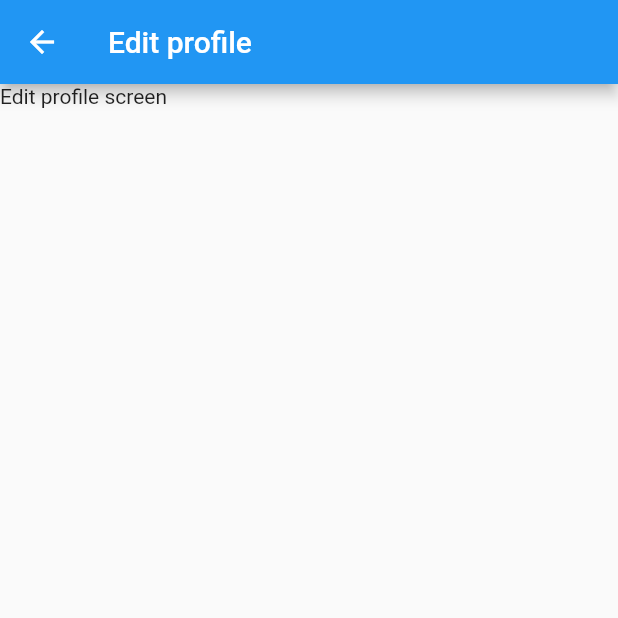
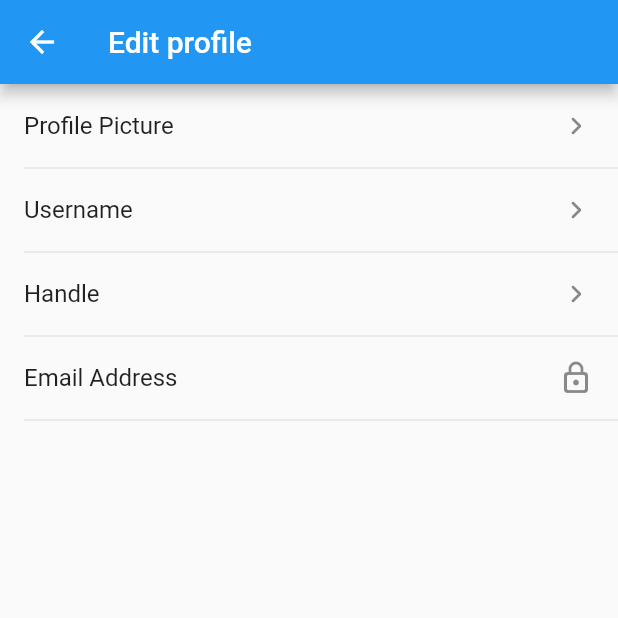
Before and after one commit to prism342/RitterMicroblog, a Flutter app: the MyEditProfileScreen screen opened by its route, on a phone screen of 412 x 824 dp, the top half of it. Run offline on Flutter 3.47's test engine with Material 2 defaults, Android fonts, the phone set to English and light mode, and no system bars; our stand-ins replace cloud_firestore, firebase_auth, firebase_core, firebase_storage, fluttertoast, shared_preferences; accounts and stored records are empty; generated files the repository leaves out were written again.

Commit message:
implement Edit profile screen

```diff
--- /dev/null
+++ b/lib/data_models.dart
@@ -0,0 +1,36 @@
+T? cast<T>(x) => x is T ? x : null;
+
+class UserData extends Object {
+  String? uid;
+  String? username;
+  String? handle;
+  DateTime? joinedDate;
+
+  UserData({this.uid, this.username, this.handle, this.joinedDate});
+
+  factory UserData.fromData(String docID, Map<String, dynamic>? data) {
+    if (data == null) {
+      return UserData();
+    }
+
+    String? username = cast<String>(data["username"]);
+    String? handle = cast<String>(data["handle"]);
+    DateTime? joinedDate = cast<DateTime>(data["joinedDate"]);
+    return UserData(
+        uid: docID, username: username, handle: handle, joinedDate: joinedDate);
+  }
+
+  Map<String, dynamic> toData() {
+    var data = <String, dynamic>{};
+
+    if (username != null) {
+      data["username"] = username;
+    }
+
+    if (handle != null) {
+      data["handle"] = handle;
+    }
+
+    return data;
+  }
+}
--- a/lib/main.dart
+++ b/lib/main.dart
@@ -3,6 +3,7 @@ import 'package:firebase_core/firebase_core.dart';
 import 'package:firebase_auth/firebase_auth.dart';
 import 'package:ritter_microblog/auth_screens/signup_screen.dart';
 import 'package:ritter_microblog/screens/edit_profile_screen.dart';
+import 'package:ritter_microblog/screens/edit_username_screen.dart';
 
 import 'auth_screens/signin_screen.dart';
 import 'auth_screens/verify_email_screen.dart';
--- a/lib/screens/edit_profile_screen.dart
+++ b/lib/screens/edit_profile_screen.dart
@@ -1,4 +1,9 @@
 import 'package:flutter/material.dart';
+import 'package:ritter_microblog/screens/edit_handle_screen.dart';
+import 'package:ritter_microblog/screens/edit_username_screen.dart';
+
+import '../data_models.dart';
+import '../firebase_apis.dart';
 
 class MyEditProfileScreen extends StatefulWidget {
   const MyEditProfileScreen({super.key});
@@ -8,12 +13,101 @@ class MyEditProfileScreen extends StatefulWidget {
 }
 
 class _MyEditProfileScreenState extends State<MyEditProfileScreen> {
+  final selfUserDataStream = getSelfProfileDataStream();
+
+  Widget buildTile(String title, Widget? content, void Function() onTap,
+      {Widget trailing = const Icon(Icons.keyboard_arrow_right_rounded)}) {
+    return Column(
+      children: [
+        ListTile(
+          title: content == null
+              ? Text(title)
+              : Row(
+                  mainAxisAlignment: MainAxisAlignment.spaceBetween,
+                  children: [Text(title), content],
+                ),
+          trailing: trailing,
+          onTap: onTap,
+        ),
+        const Divider(
+          height: 0,
+          indent: 16,
+        )
+      ],
+    );
+  }
+
+  Widget streamViewBuilder(
+      BuildContext context, AsyncSnapshot<UserData> snapshot) {
+    if (snapshot.hasError) {
+      return const Text('Something went wrong');
+    }
+
+    if (snapshot.connectionState == ConnectionState.waiting) {
+      return ListView(
+        children: [
+          buildTile("Profile Picture", null, () {}),
+          buildTile("Username", null, () {}),
+          buildTile("Handle", null, () {}),
+          buildTile("Email Address", null, () {},
+              trailing: const Icon(Icons.lock_outline_rounded)),
+        ],
+      );
+    }
+
+    return ListView(
+      children: [
+        buildTile("Profile Picture", null, () {}),
+        buildTile(
+            "Username",
+            Text(
+              snapshot.data!.username ?? "",
+              style:
+                  TextStyle(color: Theme.of(context).textTheme.caption?.color),
+            ), () {
+          Navigator.push(
+            context,
+            MaterialPageRoute<void>(
+              builder: (BuildContext context) => MyEditUsernameScreen(
+                  defaultUsername: snapshot.data!.username ?? ""),
+            ),
+          );
+        }),
+        buildTile(
+            "Handle",
+            Text(
+              snapshot.data!.handle ?? "",
+              style:
+                  TextStyle(color: Theme.of(context).textTheme.caption?.color),
+            ), () {
+          Navigator.push(
+            context,
+            MaterialPageRoute<void>(
+              builder: (BuildContext context) => MyEditHandleScreen(
+                  defaultHandle: snapshot.data!.handle ?? ""),
+            ),
+          );
+        }),
+        buildTile(
+            "Email Address",
+            Text(
+              getSelfEmail() ?? "",
+              style:
+                  TextStyle(color: Theme.of(context).textTheme.caption?.color),
+            ),
+            () {},
+            trailing: const Icon(Icons.lock_outline_rounded)),
+      ],
+    );
+  }
+
   @override
   Widget build(BuildContext context) {
     return Scaffold(
       appBar: AppBar(title: const Text("Edit profile")),
-      body: Container(
-        child: const Text("Edit profile screen"),
+      body: StreamBuilder(
+        stream: selfUserDataStream,
+        builder: streamViewBuilder,
       ),
     );
   }
--- a/lib/screens/home_screen/profile_tab.dart
+++ b/lib/screens/home_screen/profile_tab.dart
@@ -1,6 +1,7 @@
 import 'package:firebase_auth/firebase_auth.dart';
 import 'package:flutter/material.dart';
 
+import '../../firebase_apis.dart';
 import '../../widgets/my_buttons.dart';
 
 class MyProfileTab extends StatefulWidget {
@@ -11,6 +12,8 @@ class MyProfileTab extends StatefulWidget {
 }
 
 class _MyProfileTabState extends State<MyProfileTab> {
+  final selfUserDataStream = getSelfProfileDataStream();
+
   void onEditButtonPress() {
     Navigator.pushNamed(context, '/edit-profile');
   }
--- a/pubspec.yaml
+++ b/pubspec.yaml
@@ -41,6 +41,7 @@ dependencies:
   shared_preferences: ^2.0.15
   firebase_storage: ^11.0.8
   image_picker: ^0.8.6
+  cloud_firestore: ^4.2.0
 
 dev_dependencies:
   flutter_test:
```
Also changed, not shown: lib/auth_screens/signup_screen.dart (+23 -23 lines), lib/firebase_apis.dart (+33 -0 lines), lib/screens/edit_handle_screen.dart (added, +75 -0 lines), lib/screens/edit_username_screen.dart (added, +75 -0 lines), pubspec.lock, 1 other file.
